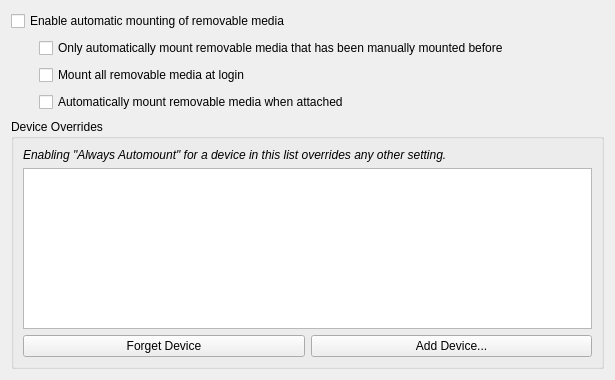
Old version of the form solid-device-automounter/kcm/DeviceAutomounterKCM.ui in the repository KDE/kde-runtime.
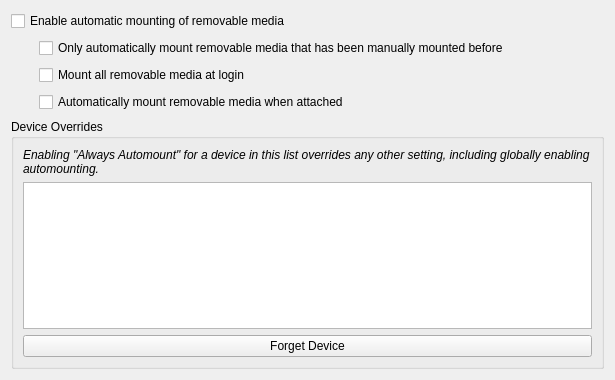
New version of the form.

Commit message:
Caved in and used a model for the list of devices.
This makes it easier for the KCM to keep up to date with things as devices come
and go. The AutomounterSettings class was changed a bit as well to make saving
and retrieving data more consistent between the KCM and the KDED module.

What changed in the file:
```diff
--- a/solid-device-automounter/kcm/DeviceAutomounterKCM.ui
+++ b/solid-device-automounter/kcm/DeviceAutomounterKCM.ui
@@ -86,7 +86,7 @@
          </font>
         </property>
         <property name="text">
-         <string>Enabling &quot;Always Automount&quot; for a device in this list overrides any other setting.</string>
+         <string>Enabling &quot;Always Automount&quot; for a device in this list overrides any other setting, including globally enabling automounting.</string>
         </property>
         <property name="wordWrap">
          <bool>true</bool>
@@ -133,13 +133,6 @@
           </property>
          </widget>
         </item>
-        <item>
-         <widget class="QPushButton" name="addDevice">
-          <property name="text">
-           <string>Add Device...</string>
-          </property>
-         </widget>
-        </item>
        </layout>
       </item>
      </layout>
```
The commit also changes 8 other files.
